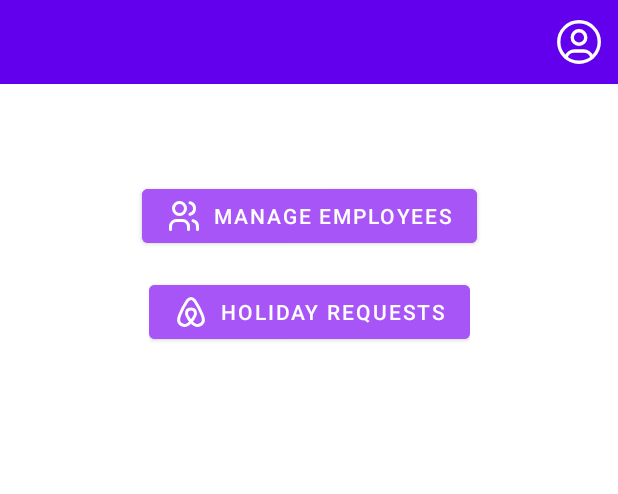
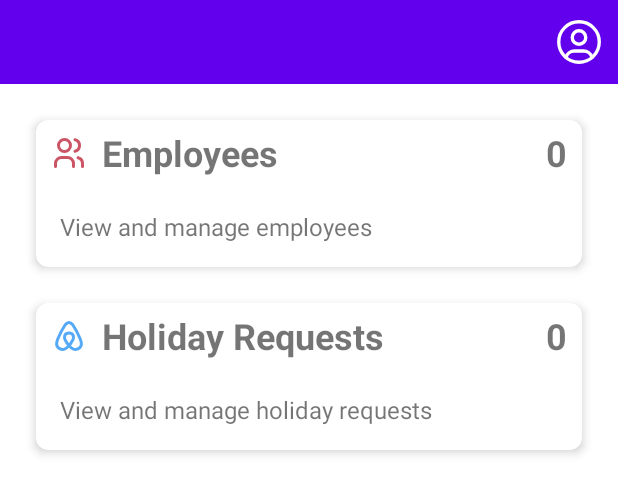
Before and after one commit to bahmanyar67/employee-management-app, an Android app: the layout activity_admin_dashboard.xml on its own in the app's theme, with its tools: preview values and no code run, on a phone screen of 412 x 824 dp. Shown: the top 494 px of the screen. Run offline under Robolectric (Android 15) with nearby library versions, the phone set to English and light mode, and no system bars.

Commit message:
improve UI/UX

```diff
--- a/app/src/main/java/com/shahla/ema/BaseActivity.java
+++ b/app/src/main/java/com/shahla/ema/BaseActivity.java
@@ -1,6 +1,7 @@
 package com.shahla.ema;
 
 import android.content.Intent;
+import android.util.Log;
 import android.view.MenuItem;
 import android.view.View;
 import android.widget.ImageView;
@@ -15,12 +16,17 @@ public class BaseActivity extends AppCompatActivity {
 
     protected UserDao userDao;
 
-    protected void setupToolbar() {
+    protected void setupToolbar(String title) {
         Toolbar toolbar = findViewById(R.id.toolbar);
         setSupportActionBar(toolbar);
 
         if (getSupportActionBar() != null) {
             getSupportActionBar().setDisplayShowTitleEnabled(false); // Disable default title
+        }
+
+        TextView toolbarTitle = findViewById(R.id.toolbarTitle);
+        if (getSupportActionBar() != null) {
+            toolbarTitle.setText(title);
         }
 
         ImageView profileButton = findViewById(R.id.profileButton);
@@ -51,13 +57,6 @@ public class BaseActivity extends AppCompatActivity {
         finish();
     }
 
-    protected void setToolbarTitle(String title) {
-        TextView toolbarTitle = findViewById(R.id.toolbarTitle);
-        if (getSupportActionBar() != null) {
-            toolbarTitle.setText(title);
-        }
-    }
-
     private void showProfileMenu(View view) {
         PopupMenu popupMenu = new PopupMenu(this, view);
         popupMenu.getMenuInflater().inflate(R.menu.profile_menu, popupMenu.getMenu());
--- a/app/src/main/java/com/shahla/ema/DashboardActivity.java
+++ b/app/src/main/java/com/shahla/ema/DashboardActivity.java
@@ -11,18 +11,20 @@ import android.widget.Button;
 import com.google.android.material.badge.BadgeDrawable;
 import com.google.android.material.badge.ExperimentalBadgeUtils;
 import com.google.android.material.button.MaterialButton;
+import com.google.android.material.card.MaterialCardView;
+import com.shahla.ema.databinding.ActivityAdminDashboardBinding;
+import com.shahla.ema.databinding.ActivityEmployeeDashboardBinding;
+import com.shahla.ema.databinding.ActivityRegisterBinding;
 
 
 public class DashboardActivity extends BaseActivity {
 
 
-    private Button manageEmployeesButton;
+    private ActivityAdminDashboardBinding adminBinding;
+    private ActivityEmployeeDashboardBinding employeeBinding;
+
     private Button myAccountButton;
     private Button myHolidayRequestsButton;
-
-    private MaterialButton holidayRequestsButton;
-
-    private BadgeDrawable holidayRequestsBadge;
 
     @OptIn(markerClass = ExperimentalBadgeUtils.class)
     @Override
@@ -43,11 +45,9 @@ public class DashboardActivity extends BaseActivity {
         }
 
         // Set up the toolbar
-        setupToolbar();
+
         if (user.getUserType().equals("employee")) {
-
-
-            setToolbarTitle( user.getFirstName() + " Dashboard");
+            setupToolbar(user.getFirstName() + "'s Dashboard");
 
             // get the user account
             myAccountButton = findViewById(R.id.myAccountButton);
@@ -65,26 +65,32 @@ public class DashboardActivity extends BaseActivity {
                 @Override
                 public void onClick(View v) {
                     Intent intent = new Intent(DashboardActivity.this, MyHolidayRequestsActivity.class);
-                    intent.putExtra("user", user.getId());
+                    intent.putExtra("current_user_id", user.getId());
                     startActivity(intent);
                 }
             });
 
         } else if (user.getUserType().equals("admin")) {
-            setToolbarTitle("Admin Dashboard");
+            adminBinding = ActivityAdminDashboardBinding.inflate(getLayoutInflater());
+            setContentView(adminBinding.getRoot());
+
+            setupToolbar("Admin Dashboard");
+
+            adminBinding.employeesCount.setText(String.valueOf(userDao.getEmployeesCount()));
+
 
             // Set up the manage employees button
-            manageEmployeesButton = findViewById(R.id.manageEmployeesButton);
-            manageEmployeesButton.setOnClickListener(new View.OnClickListener() {
+            adminBinding.employeesCard.setOnClickListener(new View.OnClickListener() {
                 @Override
                 public void onClick(View v) {
                     Intent intent = new Intent(DashboardActivity.this, EmployeesActivity.class);
                     startActivity(intent);
                 }
             });
+
+            // TODO: update the count of pending holiday requests
             // Set up the holiday requests button
-            holidayRequestsButton = findViewById(R.id.holidayRequestsButton);
-            holidayRequestsButton.setOnClickListener(new View.OnClickListener() {
+            adminBinding.holidayRequestsCard.setOnClickListener(new View.OnClickListener() {
                 @Override
                 public void onClick(View v) {
                     Intent intent = new Intent(DashboardActivity.this, HolidayRequestsActivity.class);
--- a/app/src/main/java/com/shahla/ema/LoginActivity.java
+++ b/app/src/main/java/com/shahla/ema/LoginActivity.java
@@ -5,7 +5,6 @@ import android.os.Bundle;
 import android.os.Handler;
 import android.os.Looper;
 import android.view.View;
-import android.util.Log;
 import android.widget.Button;
 import android.widget.EditText;
 import android.widget.TextView;
@@ -13,8 +12,6 @@ import android.widget.Toast;
 
 import androidx.appcompat.app.AppCompatActivity;
 
-import java.time.LocalDate;
-import java.time.format.DateTimeFormatter;
 import java.util.concurrent.ExecutorService;
 import java.util.concurrent.Executors;
 import java.util.regex.Pattern;
--- a/app/src/main/java/com/shahla/ema/SettingsActivity.java
+++ b/app/src/main/java/com/shahla/ema/SettingsActivity.java
@@ -12,8 +12,7 @@ public class SettingsActivity extends BaseActivity {
         setContentView(R.layout.activity_settings);
 
         // Set up the toolbar
-        setupToolbar();
-        setToolbarTitle("Settings");
+        setupToolbar("Settings");
 
         SwitchCompat holidayNotificationSwitch = findViewById(R.id.holidayNotificationSwitch);
         SwitchCompat employeeNotificationSwitch = findViewById(R.id.employeeNotificationSwitch);
--- a/app/src/main/res/layout/activity_admin_dashboard.xml
+++ b/app/src/main/res/layout/activity_admin_dashboard.xml
@@ -7,41 +7,131 @@
     <include
         layout="@layout/toolbar"
         android:layout_width="match_parent"
-        android:layout_height="wrap_content"/>
+        android:layout_height="wrap_content" />
 
-    <com.google.android.material.button.MaterialButton
-        android:id="@+id/manageEmployeesButton"
-        android:layout_width="wrap_content"
+    <com.google.android.material.card.MaterialCardView
+        android:id="@+id/employeesCard"
+        android:layout_width="0dp"
         android:layout_height="wrap_content"
         android:layout_marginHorizontal="24dp"
-        android:textColor="@color/white"
-        android:layout_marginTop="64dp"
-        app:icon="@drawable/users"
-        android:backgroundTint="#a855f7"
-        android:text="Manage Employees"
+        android:layout_marginTop="24dp"
+        android:clickable="true"
+        app:cardCornerRadius="8dp"
+        app:cardElevation="4dp"
         app:layout_constraintEnd_toEndOf="parent"
         app:layout_constraintStart_toStartOf="parent"
-        app:layout_constraintTop_toBottomOf="@id/toolbar" />
+        app:layout_constraintTop_toBottomOf="@id/toolbar">
+
+        <LinearLayout
+            android:layout_width="match_parent"
+            android:layout_height="wrap_content"
+            android:orientation="vertical">
+
+            <LinearLayout
+                android:layout_width="match_parent"
+                android:layout_height="wrap_content"
+                android:orientation="horizontal">
+
+                <androidx.appcompat.widget.AppCompatImageView
+                    android:layout_width="wrap_content"
+                    android:layout_height="wrap_content"
+                    android:layout_gravity="center"
+                    android:layout_margin="10dp"
+                    android:src="@drawable/users" />
+
+                <androidx.appcompat.widget.AppCompatTextView
+                    android:layout_width="wrap_content"
+                    android:layout_height="wrap_content"
+                    android:layout_gravity="center"
+                    android:text="Employees"
+                    android:textSize="24sp"
+                    android:textStyle="bold" />
+
+                <androidx.appcompat.widget.AppCompatTextView
+                    android:id="@+id/employeesCount"
+                    android:layout_width="match_parent"
+                    android:layout_height="wrap_content"
+                    android:layout_gravity="center"
+                    android:text="0"
+                    android:gravity="end"
+                    android:textSize="24sp"
+                    android:layout_marginEnd="10dp"
+                    android:textStyle="bold" />
+
+            </LinearLayout>
+
+            <TextView
+                android:layout_width="match_parent"
+                android:layout_height="wrap_content"
+                android:layout_margin="16dp"
+                android:text="View and manage employees"
+                android:textSize="16sp" />
 
 
-    <FrameLayout
-        android:id="@+id/frame"
-        app:layout_constraintTop_toBottomOf="@id/manageEmployeesButton"
+        </LinearLayout>
+
+    </com.google.android.material.card.MaterialCardView>
+
+    <com.google.android.material.card.MaterialCardView
+        android:id="@+id/holidayRequestsCard"
+        android:layout_width="0dp"
+        android:layout_height="wrap_content"
+        android:layout_marginHorizontal="24dp"
+        android:layout_marginTop="24dp"
+        android:clickable="true"
+        app:cardCornerRadius="8dp"
+        app:cardElevation="4dp"
         app:layout_constraintEnd_toEndOf="parent"
         app:layout_constraintStart_toStartOf="parent"
-        android:layout_marginHorizontal="24dp"
-        android:textColor="@color/white"
-        android:layout_marginTop="16dp"
-        android:layout_width="wrap_content"
-        android:layout_height="wrap_content">
-        <com.google.android.material.button.MaterialButton
-        android:id="@+id/holidayRequestsButton"
-        android:layout_width="wrap_content"
-        android:layout_height="wrap_content"
-        app:icon="@drawable/brand_airbnb"
-        android:text="Holiday Requests"
-        android:backgroundTint="#a855f7"
-        />
-    </FrameLayout>
+        app:layout_constraintTop_toBottomOf="@id/employeesCard">
 
+        <LinearLayout
+            android:layout_width="match_parent"
+            android:layout_height="wrap_content"
+            android:orientation="vertical">
+
+            <LinearLayout
+                android:layout_width="match_parent"
+                android:layout_height="wrap_content"
+                android:orientation="horizontal">
+
+                <androidx.appcompat.widget.AppCompatImageView
+                    android:layout_width="wrap_content"
+                    android:layout_height="wrap_content"
+                    android:layout_gravity="center"
+                    android:layout_margin="10dp"
+                    android:src="@drawable/brand_airbnb" />
+
+                <androidx.appcompat.widget.AppCompatTextView
+                    android:layout_width="wrap_content"
+                    android:layout_height="wrap_content"
+                    android:layout_gravity="center"
+                    android:text="Holiday Requests"
+                    android:textSize="24sp"
+                    android:textStyle="bold" />
+
+                <androidx.appcompat.widget.AppCompatTextView
+                    android:id="@+id/holidayRequestsCount"
+                    android:layout_width="match_parent"
+                    android:layout_height="wrap_content"
+                    android:layout_gravity="center"
+                    android:text="0"
+                    android:gravity="end"
+                    android:textSize="24sp"
+                    android:layout_marginEnd="10dp"
+                    android:textStyle="bold" />
+
+            </LinearLayout>
+
+            <TextView
+                android:layout_width="match_parent"
+                android:layout_height="wrap_content"
+                android:layout_margin="16dp"
+                android:text="View and manage holiday requests"
+                android:textSize="16sp" />
+
+
+        </LinearLayout>
+
+    </com.google.android.material.card.MaterialCardView>
 </androidx.constraintlayout.widget.ConstraintLayout>
--- a/app/src/main/res/values/colors.xml
+++ b/app/src/main/res/values/colors.xml
@@ -9,5 +9,6 @@
     <color name="approveButtonColor">#4d7c0f</color>
     <color name="declineButtonColor">#b91c1c</color>
     <color name="primaryColor">#a855f7</color>
+    <color name="blueColor">#3D82BA</color>
 
 </resources>
```
